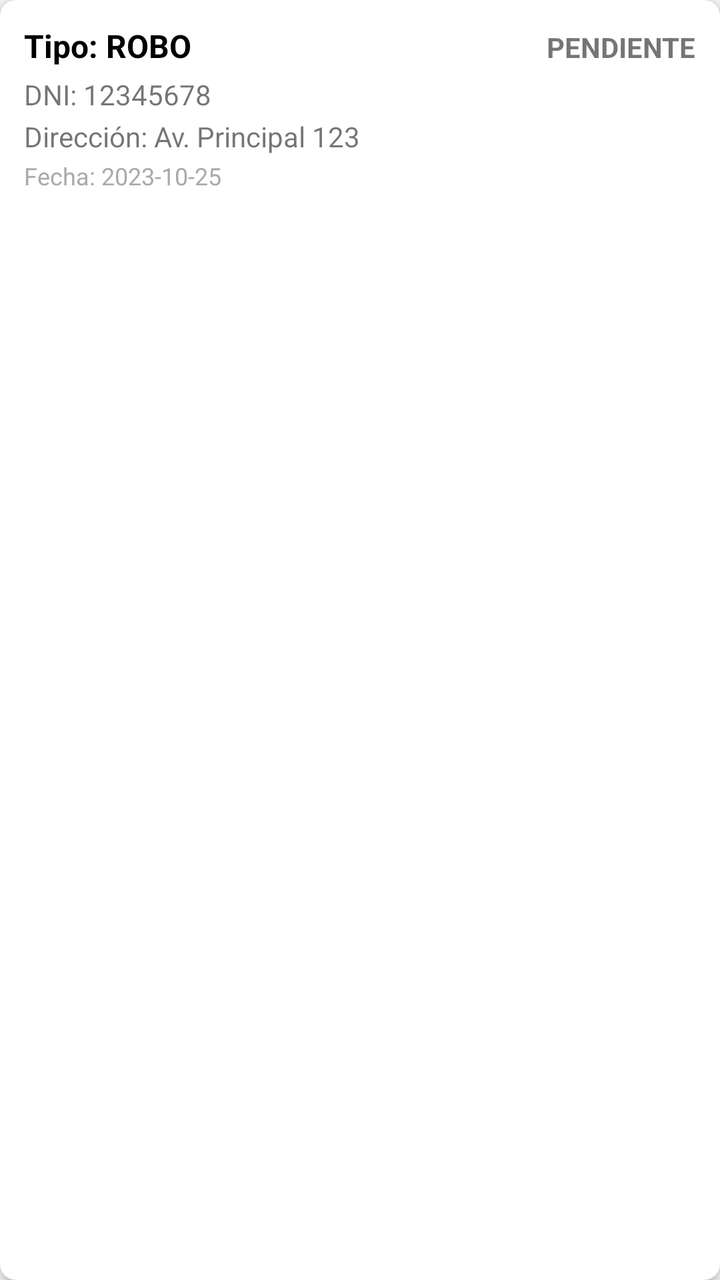
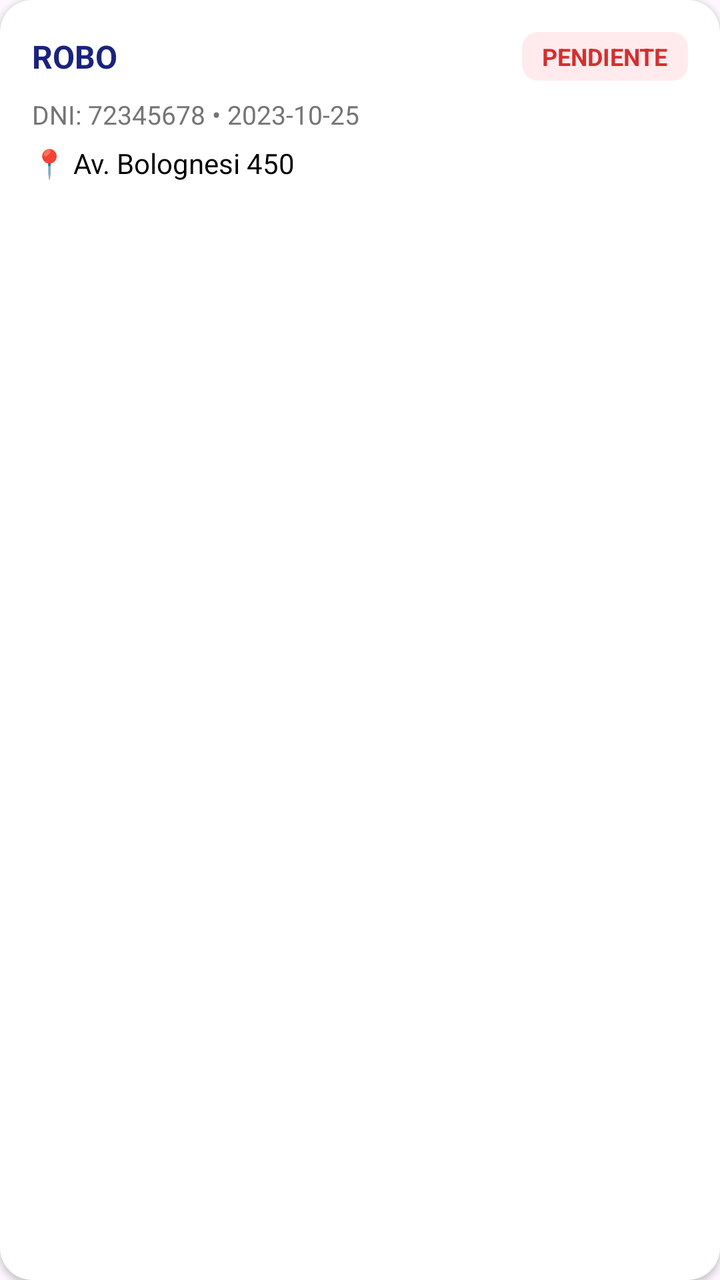

Compare the two renders of this Android layout. The source of the first and the diff that turns it into the second are given below.
<!-- AndroidManifest.xml: application theme Theme.AppParcial -->
<!-- res/layout/item_denuncia.xml -->
<?xml version="1.0" encoding="utf-8"?>
<androidx.cardview.widget.CardView xmlns:android="http://schemas.android.com/apk/res/android"
    xmlns:app="http://schemas.android.com/apk/res-auto"
    android:layout_width="match_parent"
    android:layout_height="wrap_content"
    android:layout_marginHorizontal="8dp"
    android:layout_marginVertical="6dp"
    app:cardCornerRadius="8dp"
    app:cardElevation="4dp">

    <LinearLayout
        android:layout_width="match_parent"
        android:layout_height="wrap_content"
        android:orientation="vertical"
        android:padding="12dp">

        <LinearLayout
            android:layout_width="match_parent"
            android:layout_height="wrap_content"
            android:orientation="horizontal"
            android:layout_marginBottom="4dp">

            <TextView
                android:id="@+id/tvTipo"
                android:layout_width="0dp"
                android:layout_height="wrap_content"
                android:layout_weight="1"
                android:text="Tipo: ROBO"
                android:textSize="16sp"
                android:textStyle="bold"
                android:textColor="@android:color/black"/>

            <TextView
                android:id="@+id/tvEstado"
                android:layout_width="wrap_content"
                android:layout_height="wrap_content"
                android:text="PENDIENTE"
                android:textSize="14sp"
                android:textStyle="bold"/>
        </LinearLayout>

        <TextView
            android:id="@+id/tvDni"
            android:layout_width="match_parent"
            android:layout_height="wrap_content"
            android:text="DNI: 12345678"
            android:textSize="14sp"
            android:layout_marginBottom="2dp"/>

        <TextView
            android:id="@+id/tvDireccion"
            android:layout_width="match_parent"
            android:layout_height="wrap_content"
            android:text="Dirección: Av. Principal 123"
            android:textSize="14sp"
            android:layout_marginBottom="2dp"/>

        <TextView
            android:id="@+id/tvFecha"
            android:layout_width="match_parent"
            android:layout_height="wrap_content"
            android:text="Fecha: 2023-10-25"
            android:textSize="12sp"
            android:textColor="@android:color/darker_gray"/>

    </LinearLayout>
</androidx.cardview.widget.CardView>
<!-- resources referenced by this layout -->
<resources>
  <style name="Theme.AppParcial" parent="Theme.AppCompat.Light.NoActionBar" />
</resources>

<!-- the commit's change to res/layout/item_denuncia.xml (unified diff, before → after) -->
@@ -3,65 +3,64 @@
     xmlns:app="http://schemas.android.com/apk/res-auto"
     android:layout_width="match_parent"
     android:layout_height="wrap_content"
-    android:layout_marginHorizontal="8dp"
-    android:layout_marginVertical="6dp"
-    app:cardCornerRadius="8dp"
-    app:cardElevation="4dp">
+    android:layout_marginHorizontal="16dp"
+    android:layout_marginVertical="8dp"
+    app:cardBackgroundColor="@color/card_white"
+    app:cardCornerRadius="16dp"
+    app:cardElevation="2dp">
 
     <LinearLayout
         android:layout_width="match_parent"
         android:layout_height="wrap_content"
         android:orientation="vertical"
-        android:padding="12dp">
+        android:padding="16dp">
 
         <LinearLayout
             android:layout_width="match_parent"
             android:layout_height="wrap_content"
             android:orientation="horizontal"
-            android:layout_marginBottom="4dp">
+            android:gravity="center_vertical"
+            android:layout_marginBottom="8dp">
 
             <TextView
                 android:id="@+id/tvTipo"
                 android:layout_width="0dp"
                 android:layout_height="wrap_content"
                 android:layout_weight="1"
-                android:text="Tipo: ROBO"
+                android:text="ROBO"
                 android:textSize="16sp"
                 android:textStyle="bold"
-                android:textColor="@android:color/black"/>
+                android:textColor="@color/primary_blue"/>
 
             <TextView
-                android:id="@+id/tvEstado"
+                android:id="@+id/tvEstadoBadge"
                 android:layout_width="wrap_content"
                 android:layout_height="wrap_content"
                 android:text="PENDIENTE"
-                android:textSize="14sp"
-                android:textStyle="bold"/>
+                android:textSize="12sp"
+                android:textStyle="bold"
+                android:paddingHorizontal="10dp"
+                android:paddingVertical="4dp"
+                android:background="@drawable/bg_chip_pendiente"
+                android:textColor="@color/badge_pendiente_text"/>
         </LinearLayout>
 
         <TextView
-            android:id="@+id/tvDni"
+            android:id="@+id/tvDniFecha"
             android:layout_width="match_parent"
             android:layout_height="wrap_content"
-            android:text="DNI: 12345678"
-            android:textSize="14sp"
-            android:layout_marginBottom="2dp"/>
+            android:text="DNI: 72345678 • 2023-10-25"
+            android:textSize="13sp"
+            android:textColor="@color/text_muted"
+            android:layout_marginBottom="6dp"/>
 
         <TextView
             android:id="@+id/tvDireccion"
             android:layout_width="match_parent"
             android:layout_height="wrap_content"
-            android:text="Dirección: Av. Principal 123"
+            android:text="📍 Av. Bolognesi 450"
             android:textSize="14sp"
-            android:layout_marginBottom="2dp"/>
-
-        <TextView
-            android:id="@+id/tvFecha"
-            android:layout_width="match_parent"
-            android:layout_height="wrap_content"
-            android:text="Fecha: 2023-10-25"
-            android:textSize="12sp"
-            android:textColor="@android:color/darker_gray"/>
+            android:textColor="@android:color/black"/>
 
     </LinearLayout>
 </androidx.cardview.widget.CardView>
<!-- resource entries referenced after the edit -->
@@ -1,5 +1,17 @@
 <!-- resources referenced by this layout -->
 <resources>
-  <style name="Theme.AppParcial" parent="Theme.AppCompat.Light.NoActionBar" />
+  <color name="badge_pendiente_text">#D32F2F</color>
+  <color name="card_white">#FFFFFF</color>
+  <color name="primary_blue">#1A237E</color>
+  <color name="text_muted">#757575</color>
+  <!-- drawable bg_chip_pendiente (drawable) -->
+  <?xml version="1.0" encoding="utf-8"?>
+  <shape xmlns:android="http://schemas.android.com/apk/res/android"
+      android:shape="rectangle">
+      <solid android:color="@color/badge_pendiente_bg"/>
+      <corners android:radius="8dp"/>
+  </shape>
+  <style name="Theme.AppParcial" parent="Theme.Material3.DayNight.NoActionBar" />
+  <color name="badge_pendiente_bg">#FFEBEE</color>
 </resources>
 
